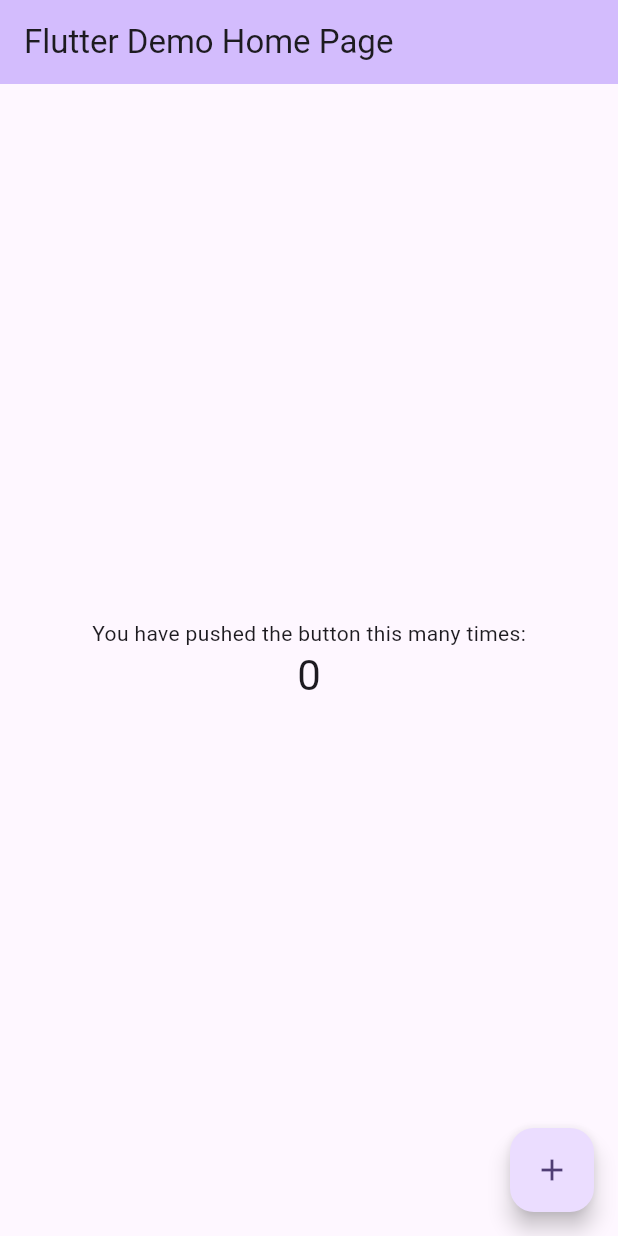
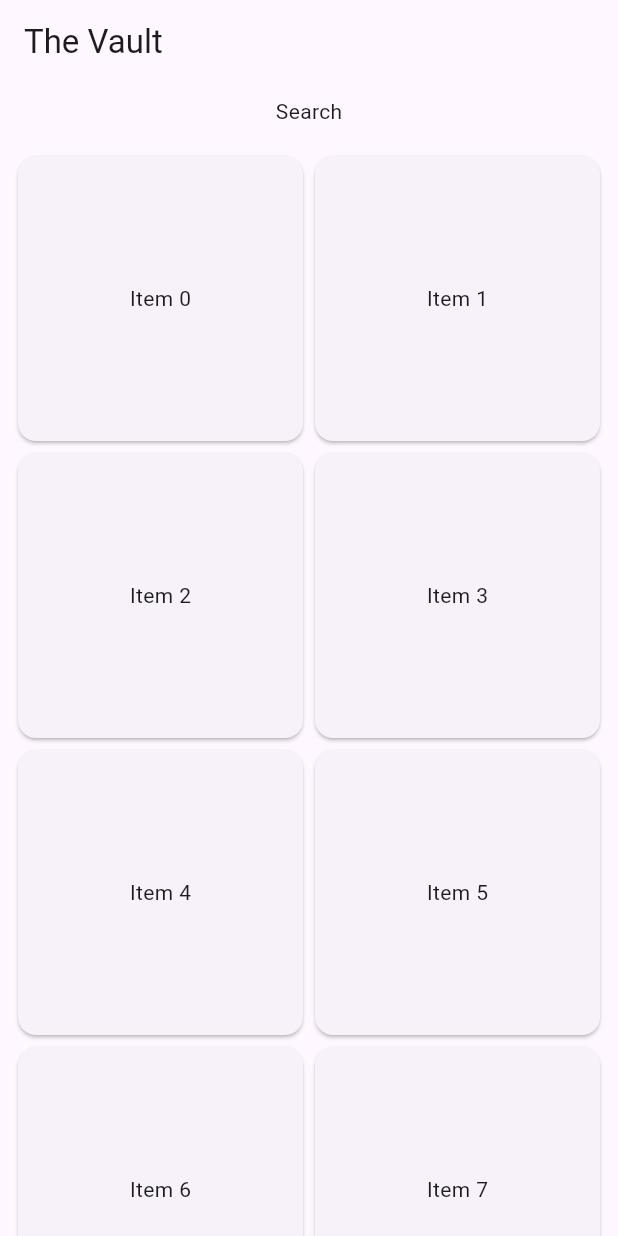
Before and after one commit to ronipaschoal/the_apps, a Flutter app: the screen it shows after launch, on a phone screen of 412 x 824 dp. Run offline on Flutter 3.47's test engine with Material 3 defaults, Android fonts, the phone set to English and light mode, and no system bars.

Commit message:
feat: create the home screen

```diff
--- a/the_vault/lib/main.dart
+++ b/the_vault/lib/main.dart
@@ -1,122 +1,14 @@
 import 'package:flutter/material.dart';
+import 'package:the_vault/ui/home/home_screen.dart';
 
 void main() {
-  runApp(const MyApp());
+  runApp(const MainApp());
 }
 
-class MyApp extends StatelessWidget {
-  const MyApp({super.key});
-
-  // This widget is the root of your application.
+class MainApp extends StatelessWidget {
+  const MainApp({super.key});
   @override
   Widget build(BuildContext context) {
-    return MaterialApp(
-      title: 'Flutter Demo',
-      theme: ThemeData(
-        // This is the theme of your application.
-        //
-        // TRY THIS: Try running your application with "flutter run". You'll see
-        // the application has a purple toolbar. Then, without quitting the app,
-        // try changing the seedColor in the colorScheme below to Colors.green
-        // and then invoke "hot reload" (save your changes or press the "hot
-        // reload" button in a Flutter-supported IDE, or press "r" if you used
-        // the command line to start the app).
-        //
-        // Notice that the counter didn't reset back to zero; the application
-        // state is not lost during the reload. To reset the state, use hot
-        // restart instead.
-        //
-        // This works for code too, not just values: Most code changes can be
-        // tested with just a hot reload.
-        colorScheme: ColorScheme.fromSeed(seedColor: Colors.deepPurple),
-      ),
-      home: const MyHomePage(title: 'Flutter Demo Home Page'),
-    );
+    return MaterialApp(title: 'Vault ', home: HomeScreen());
   }
 }
-
-class MyHomePage extends StatefulWidget {
-  const MyHomePage({super.key, required this.title});
-
-  // This widget is the home page of your application. It is stateful, meaning
-  // that it has a State object (defined below) that contains fields that affect
-  // how it looks.
-
-  // This class is the configuration for the state. It holds the values (in this
-  // case the title) provided by the parent (in this case the App widget) and
-  // used by the build method of the State. Fields in a Widget subclass are
-  // always marked "final".
-
-  final String title;
-
-  @override
-  State<MyHomePage> createState() => _MyHomePageState();
-}
-
-class _MyHomePageState extends State<MyHomePage> {
-  int _counter = 0;
-
-  void _incrementCounter() {
-    setState(() {
-      // This call to setState tells the Flutter framework that something has
-      // changed in this State, which causes it to rerun the build method below
-      // so that the display can reflect the updated values. If we changed
-      // _counter without calling setState(), then the build method would not be
-      // called again, and so nothing would appear to happen.
-      _counter++;
-    });
-  }
-
-  @override
-  Widget build(BuildContext context) {
-    // This method is rerun every time setState is called, for instance as done
-    // by the _incrementCounter method above.
-    //
-    // The Flutter framework has been optimized to make rerunning build methods
-    // fast, so that you can just rebuild anything that needs updating rather
-    // than having to individually change instances of widgets.
-    return Scaffold(
-      appBar: AppBar(
-        // TRY THIS: Try changing the color here to a specific color (to
-        // Colors.amber, perhaps?) and trigger a hot reload to see the AppBar
-        // change color while the other colors stay the same.
-        backgroundColor: Theme.of(context).colorScheme.inversePrimary,
-        // Here we take the value from the MyHomePage object that was created by
-        // the App.build method, and use it to set our appbar title.
-        title: Text(widget.title),
-      ),
-      body: Center(
-        // Center is a layout widget. It takes a single child and positions it
-        // in the middle of the parent.
-        child: Column(
-          // Column is also a layout widget. It takes a list of children and
-          // arranges them vertically. By default, it sizes itself to fit its
-          // children horizontally, and tries to be as tall as its parent.
-          //
-          // Column has various properties to control how it sizes itself and
-          // how it positions its children. Here we use mainAxisAlignment to
-          // center the children vertically; the main axis here is the vertical
-          // axis because Columns are vertical (the cross axis would be
-          // horizontal).
-          //
-          // TRY THIS: Invoke "debug painting" (choose the "Toggle Debug Paint"
-          // action in the IDE, or press "p" in the console), to see the
-          // wireframe for each widget.
-          mainAxisAlignment: MainAxisAlignment.center,
-          children: <Widget>[
-            const Text('You have pushed the button this many times:'),
-            Text(
-              '$_counter',
-              style: Theme.of(context).textTheme.headlineMedium,
-            ),
-          ],
-        ),
-      ),
-      floatingActionButton: FloatingActionButton(
-        onPressed: _incrementCounter,
-        tooltip: 'Increment',
-        child: const Icon(Icons.add),
-      ), // This trailing comma makes auto-formatting nicer for build methods.
-    );
-  }
-}
--- /dev/null
+++ b/the_vault/lib/ui/home/home_screen.dart
@@ -0,0 +1,30 @@
+import 'package:flutter/material.dart';
+import 'package:interfaces/design_system/tokens/tokens.dart';
+
+class HomeScreen extends StatelessWidget {
+  const HomeScreen({super.key});
+
+  @override
+  Widget build(BuildContext context) {
+    return Scaffold(
+      appBar: AppBar(title: const Text('The Vault')),
+      body: ListView(
+        padding: EdgeInsets.all(DsSpacing.xs),
+        children: [
+          const Center(child: Text('Search')),
+          DsSpacer.sm,
+          GridView.builder(
+            shrinkWrap: true,
+            itemCount: 10,
+            gridDelegate: const SliverGridDelegateWithFixedCrossAxisCount(
+              crossAxisCount: 2,
+            ),
+            itemBuilder: (_, index) {
+              return Card(child: Center(child: Text('Item $index')));
+            },
+          ),
+        ],
+      ),
+    );
+  }
+}
```
Also changed, not shown: the_vault/pubspec.yaml (+3 -68 lines), the_vault/pubspec.lock, 1 other file.
